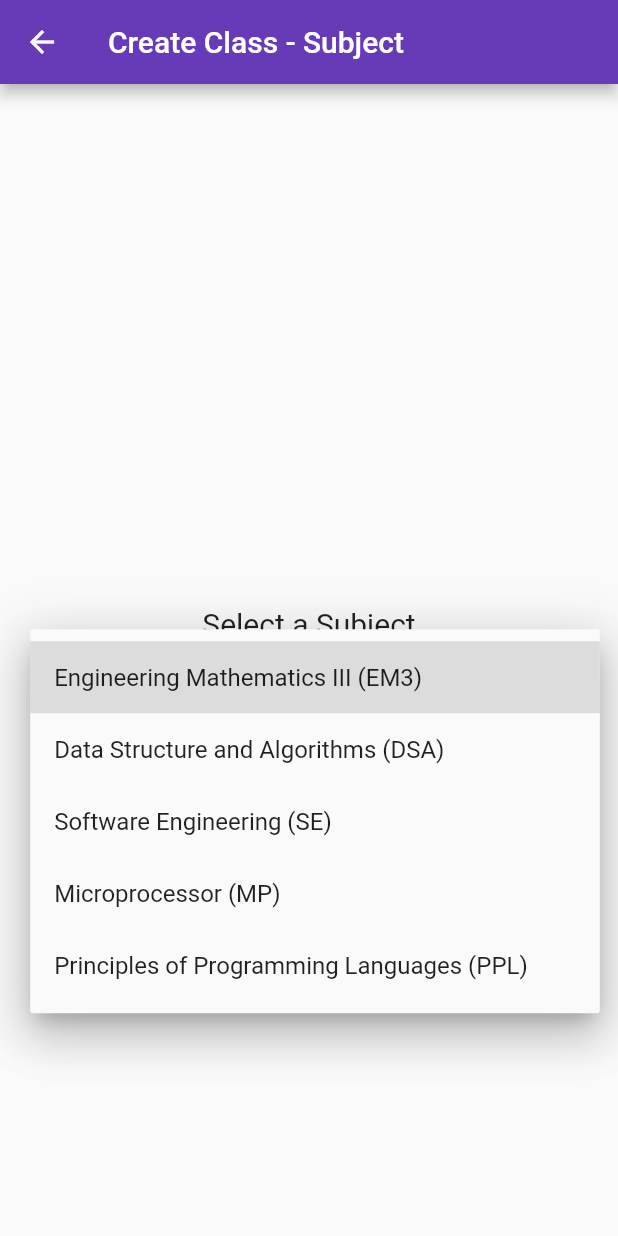
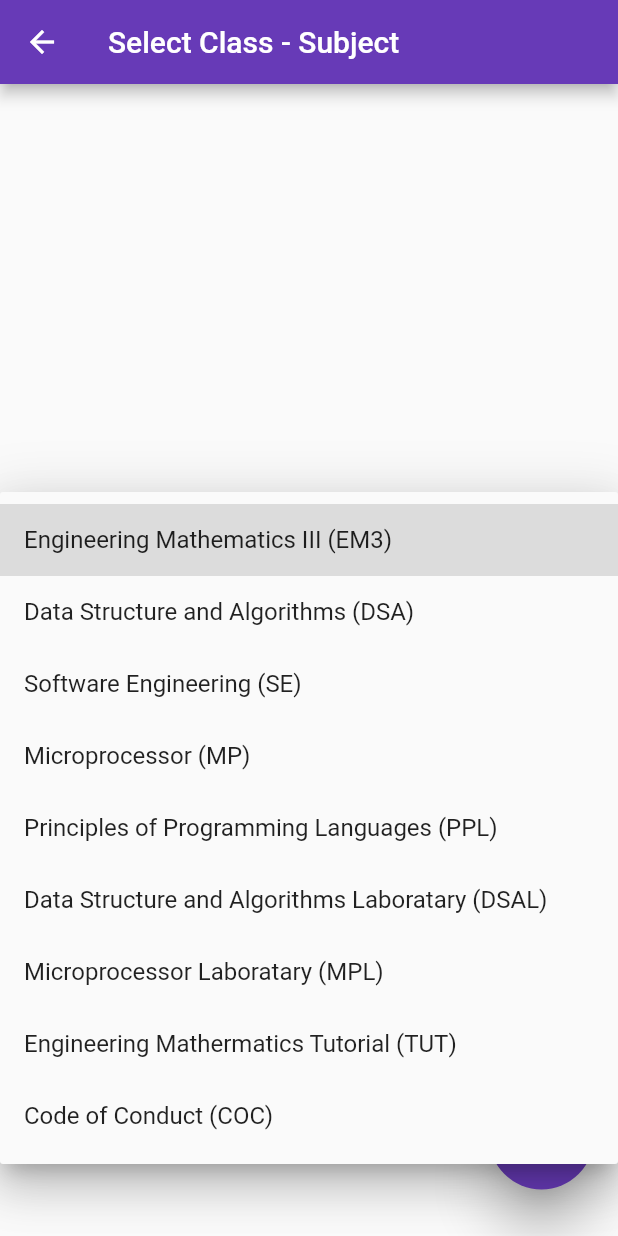
Before and after one commit to Prajjjwal/Attendance-App-PICT, a Flutter app: the SelectSubject screen opened directly with empty values, after a tap on "Subjects", on a phone screen of 412 x 824 dp. Run offline on Flutter 3.47's test engine with Material 2 defaults, Android fonts, the light colour scheme and no system bars.

Commit message:
Added two dropdown

```diff
--- a/lib/Subjects.dart
+++ b/lib/Subjects.dart
@@ -1,9 +1,9 @@
 // ignore: file_names
 class Subjects {
-  String subject;
-  String batch;
-  String type;
-  String timeSlot;
+  String? subject;
+  String? batch;
+  String? type;
+  String? timeSlot;
 
   Subjects(this.subject, this.batch, this.type, this.timeSlot);
 }
--- /dev/null
+++ b/lib/class.dart
@@ -0,0 +1,72 @@
+var SE_even = {
+  'TH': [
+    'Engineering Mathematics III (EM3)',
+    'Data Structure and Algorithms (DSA)',
+    'Software Engineering (SE)',
+    'Microprocessor (MP)',
+    'Principles of Programming Languages (PPL)'
+  ],
+  'PR': [
+    'Data Structure and Algorithms Laboratary (DSAL)',
+    'Microprocessor Laboratary (MPL)',
+    'Engineering Mathermatics Tutorial (TUT)',
+    'Code of Conduct (COC)'
+  ]
+};
+
+var SE_odd = {
+  'TH': ['ABC', 'XYZ'],
+  'PR': ['ABC', 'XYZ']
+};
+
+var TE_even = {
+  'TH': ['ABC', 'XYZ'],
+  'PR': ['ABC', 'XYZ']
+};
+
+var TE_odd = {
+  'TH': ['ABC', 'XYZ'],
+  'PR': ['ABC', 'XYZ']
+};
+
+var BE_even = {
+  'TH': ['ABC', 'XYZ'],
+  'PR': ['ABC', 'XYZ']
+};
+
+var BE_odd = {
+  'TH': ['ABC', 'XYZ'],
+  'PR': ['ABC', 'XYZ']
+};
+
+
+
+
+// var classes = {
+//   'SE': {
+//     'Even': {
+//       'TH': [
+//         'Engineering Mathematics III (EM3)',
+//         'Data Structure and Algorithms (DSA)',
+//         'Software Engineering (SE)',
+//         'Microprocessor (MP)',
+//         'Principles of Programming Languages (PPL)'
+//       ],
+//       'PR': [
+//         'Data Structure and Algorithms Laboratary (DSAL)',
+//         'Microprocessor Laboratary (MPL)',
+//         'Engineering Mathermatics Tutorial (TUT)',
+//         'Code of Conduct (COC)'
+//       ]
+//     },
+//     'Odd': {'ABC': 'TH', 'XYZ': 'PR'}
+//   },
+//   'TE': {
+//     'Even': {'ABC': 'TH', 'XYZ': 'PR'},
+//     'Odd': {'ABC': 'TH', 'XYZ': 'PR'}
+//   },
+//   'BE': {
+//     'Even': {'ABC': 'TH', 'XYZ': 'PR'},
+//     'Odd': {'ABC': 'TH', 'XYZ': 'PR'}
+//   },
+// };
--- a/lib/home_widget.dart
+++ b/lib/home_widget.dart
@@ -14,7 +14,8 @@ class HomePage extends StatelessWidget {
 
   @override
   Widget build(BuildContext context) {
-    final newClass = Subjects('', '', '', '');
+    final newClass = new Subjects(null, null, null, null);
+    ;
     return Scaffold(
       appBar: AppBar(
         title: const Text("Attendance: Wednesday, 23 March"),
@@ -36,7 +37,7 @@ class HomePage extends StatelessWidget {
               Navigator.push(
                   context,
                   MaterialPageRoute(
-                    builder: (context) => SelectSubject(subjects: newClass),
+                    builder: (context) => SelectSubject(Class: newClass),
                   ));
             },
           ),
@@ -60,7 +61,7 @@ class HomePage extends StatelessWidget {
                 child: Row(
                   children: <Widget>[
                     Text(
-                      subject.subject,
+                      subject.subject!,
                       style: const TextStyle(fontSize: 30.0),
                     ),
                   ],
@@ -70,7 +71,7 @@ class HomePage extends StatelessWidget {
                 child: Row(
                   children: <Widget>[
                     Text(
-                      subject.timeSlot,
+                      subject.timeSlot!,
                       style: const TextStyle(fontSize: 15.0),
                     )
                   ],
@@ -78,7 +79,7 @@ class HomePage extends StatelessWidget {
             Padding(
               padding: const EdgeInsets.only(top: 4.0),
               child: Row(children: <Widget>[
-                Text(subject.batch, style: const TextStyle(fontSize: 20.0)),
+                Text(subject.batch!, style: const TextStyle(fontSize: 20.0)),
                 const Spacer(),
                 if (subject.type == "TH") ...[
                   const Icon(Icons.book),
@@ -86,7 +87,7 @@ class HomePage extends StatelessWidget {
                   const Icon(Icons.computer_rounded)
                 ],
                 Text(
-                  subject.type,
+                  subject.type!,
                   style: const TextStyle(fontSize: 20.0),
                 )
               ]),
--- /dev/null
+++ b/lib/select_batch.dart
@@ -0,0 +1,70 @@
+import 'package:flutter/material.dart';
+import 'package:pict_mis/Subjects.dart';
+
+class SelectBatch extends StatefulWidget {
+  // ignore: non_constant_identifier_names
+  final Subjects Class;
+  const SelectBatch({Key? key, required this.Class}) : super(key: key);
+
+  @override
+  _SelectBatchState createState() => _SelectBatchState();
+}
+
+class _SelectBatchState extends State<SelectBatch> {
+  final items = [
+    'Engineering Mathematics III (EM3)',
+    'Data Structure and Algorithms (DSA)',
+    'Software Engineering (SE)',
+    'Microprocessor (MP)',
+    'Principles of Programming Languages (PPL)',
+    'Data Structure and Algorithms Laboratary (DSAL)',
+    'Microprocessor Laboratary (MPL)',
+    'Engineering Mathermatics Tutorial (TUT)',
+    'Code of Conduct (COC)'
+  ];
+
+  String? value;
+
+  @override
+  Widget build(BuildContext context) => Scaffold(
+        appBar: AppBar(title: const Text("Select Class - Batch")),
+        body: Center(
+          child: DropdownButton<String>(
+            value: value,
+            hint: const Text("Subjects"),
+            icon: const Icon(Icons.arrow_drop_down_outlined),
+            elevation: 16,
+            underline: Container(
+              height: 2,
+              color: Colors.deepPurpleAccent,
+            ),
+            items: items.map(buildMenuItem).toList(),
+            onChanged: (value) => setState(() => this.value = value),
+          ),
+        ),
+        floatingActionButton: SizedBox(
+          height: 100.0,
+          width: 70.0,
+          child: FittedBox(
+            child: FloatingActionButton(
+              elevation: 15.0,
+              // backgroundColor: Color.fromARGB(255, 134, 131, 161),
+              child: const Icon(Icons.arrow_right_alt_sharp),
+              onPressed: () {
+                widget.Class.subject = value;
+                // Navigator.push(
+                //     context,
+                //     MaterialPageRoute(
+                //       builder: (context) => SelectSubject(Class: newClass),
+                //     ));
+              },
+            ),
+          ),
+        ),
+      );
+}
+
+DropdownMenuItem<String> buildMenuItem(String item) => DropdownMenuItem(
+      value: item,
+      child: Text(item),
+    );
--- a/lib/select_subject.dart
+++ b/lib/select_subject.dart
@@ -1,33 +1,37 @@
 import 'package:flutter/material.dart';
 import 'package:pict_mis/Subjects.dart';
+import 'package:pict_mis/select_batch.dart';
 
-class SelectSubject extends StatelessWidget {
-  final Subjects subjects;
-  const SelectSubject({Key? key, required this.subjects}) : super(key: key);
+class SelectSubject extends StatefulWidget {
+  // ignore: non_constant_identifier_names
+  final Subjects Class;
+  const SelectSubject({Key? key, required this.Class}) : super(key: key);
 
   @override
-  Widget build(BuildContext context) {
-    List subjects = [
+  _SelectSubjectState createState() => _SelectSubjectState();
+}
+
+class _SelectSubjectState extends State<SelectSubject> {
+  final items = [
     'Engineering Mathematics III (EM3)',
     'Data Structure and Algorithms (DSA)',
     'Software Engineering (SE)',
     'Microprocessor (MP)',
-      'Principles of Programming Languages (PPL)'
+    'Principles of Programming Languages (PPL)',
+    'Data Structure and Algorithms Laboratary (DSAL)',
+    'Microprocessor Laboratary (MPL)',
+    'Engineering Mathermatics Tutorial (TUT)',
+    'Code of Conduct (COC)'
   ];
-    return Scaffold(
-      appBar: AppBar(
-        title: const Text("Create Class - Subject"),
-        // backgroundColor: const Color(0xff6C5DDC),
-      ),
+
+  String? value;
+
+  @override
+  Widget build(BuildContext context) => Scaffold(
+        appBar: AppBar(title: const Text("Select Class - Subject")),
         body: Center(
-        child: Column(
-            mainAxisAlignment: MainAxisAlignment.center,
-            children: <Widget>[
-              const Text(
-                "Select a Subject",
-                style: TextStyle(fontSize: 20),
-              ),
-              DropdownButton(
+          child: DropdownButton<String>(
+            value: value,
             hint: const Text("Subjects"),
             icon: const Icon(Icons.arrow_drop_down_outlined),
             elevation: 16,
@@ -35,17 +39,84 @@ class SelectSubject extends StatelessWidget {
               height: 2,
               color: Colors.deepPurpleAccent,
             ),
-                items: subjects.map((ValueItem) {
-                  return DropdownMenuItem(
-                    value: ValueItem,
-                    child: Text(ValueItem),
-                  );
-                }).toList(),
-                onChanged: (Object? value) {},
+            items: items.map(buildMenuItem).toList(),
+            onChanged: (value) => setState(() => this.value = value),
           ),
-              // items: const <String>['Engineering Mathematics III (EM3)', 'Data Structure and Algorithms (DSA)', 'Software Engineering (SE)', 'Microprocessor (MP)', 'Principles of Programming Languages (PPL)'], onChanged: onChanged)
-            ]),
+        ),
+        floatingActionButton: SizedBox(
+          height: 100.0,
+          width: 70.0,
+          child: FittedBox(
+            child: FloatingActionButton(
+              elevation: 15.0,
+              // backgroundColor: Color.fromARGB(255, 134, 131, 161),
+              child: const Icon(Icons.arrow_right_alt_sharp),
+              onPressed: () {
+                widget.Class.subject = value;
+                Navigator.push(
+                    context,
+                    MaterialPageRoute(
+                      builder: (context) => SelectBatch(Class: widget.Class),
+                    ));
+              },
+            ),
+          ),
         ),
       );
 }
-}
+
+DropdownMenuItem<String> buildMenuItem(String item) => DropdownMenuItem(
+      value: item,
+      child: Text(item),
+    );
+
+
+
+// class SelectSubject extends StatelessWidget {
+//   final Subjects subjects;
+
+//   const SelectSubject({Key? key}) : super(key: key);
+
+//   @override
+//   Widget build(BuildContext context) {
+//     List subjects = [
+//       'Engineering Mathematics III (EM3)',
+//       'Data Structure and Algorithms (DSA)',
+//       'Software Engineering (SE)',
+//       'Microprocessor (MP)',
+//       'Principles of Programming Languages (PPL)'
+//     ];
+//     return Scaffold(
+//       appBar: AppBar(
+//         title: const Text("Create Class - Subject"),
+//         // backgroundColor: const Color(0xff6C5DDC),
+//       ),
+//       body: Center(
+//         child: Column(
+//             mainAxisAlignment: MainAxisAlignment.center,
+//             children: <Widget>[
+//               const Text(
+//                 "Select a Subject",
+//                 style: TextStyle(fontSize: 20),
+//               ),
+//               DropdownButton(
+//                 hint: const Text("Subjects"),
+//                 icon: const Icon(Icons.arrow_drop_down_outlined),
+//                 elevation: 16,
+//                 underline: Container(
+//                   height: 2,
+//                   color: Colors.deepPurpleAccent,
+//                 ),
+//                 items: subjects.map((ValueItem) {
+//                   return DropdownMenuItem(
+//                     value: ValueItem,
+//                     child: Text(ValueItem),
+//                   );
+//                 }).toList(),
+//                 onChanged: (Object? value) {},
+//               ),
+//             ]),
+//       ),
+//     );
+//   }
+// }
```
Lines whose indentation alone changed are shown as unchanged.
